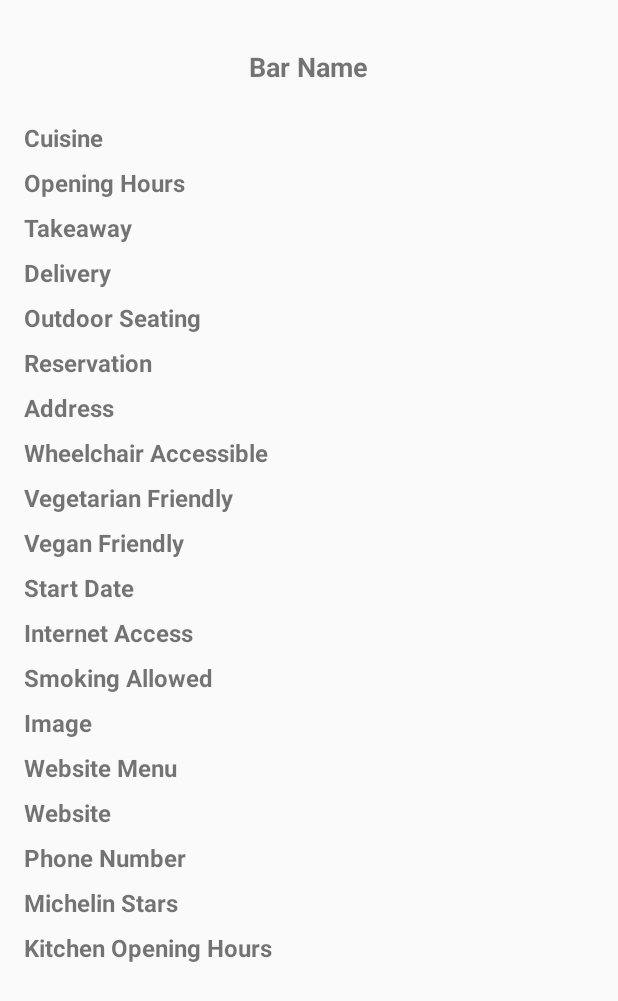
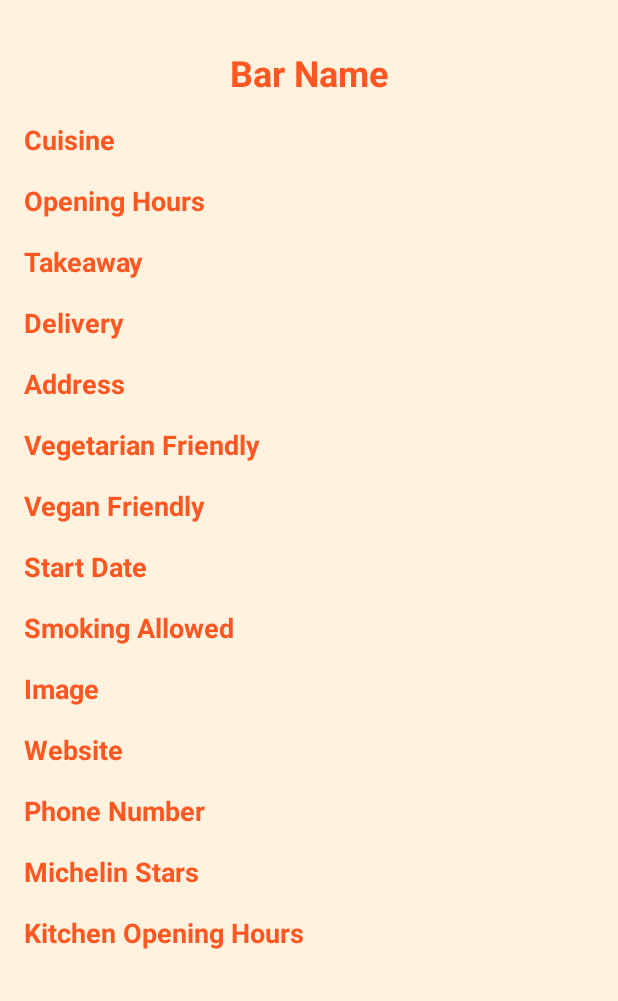
Before and after one commit to Yushetf/Proyecto_MAD, an Android app: the BarDetailsActivity screen opened directly, with no data from a screen before it, on a phone screen of 412 x 824 dp. Shown: the top 1001 px of the screen. Run offline under Robolectric (Android 15) with nearby library versions, the phone set to English and light mode, and no system bars.

Commit message:
Fiexed Firebase authentication and added activity bar details and new Style

```diff
--- a/app/src/main/java/es/proyectoMad/OpenStreetMapActivity.kt
+++ b/app/src/main/java/es/proyectoMad/OpenStreetMapActivity.kt
@@ -176,17 +176,12 @@ class OpenStreetMapActivity : AppCompatActivity() {
                                     openingHours = openingHours,
                                     takeaway = false, // No se proporciona en la respuesta de la API
                                     delivery = delivery,
-                                    outdoorSeating = outdoorSeating,
-                                    reservation = reservation,
                                     address = address,
-                                    wheelchairAccessible = wheelchairAccessible,
                                     vegetarianFriendly = false, // No se proporciona en la respuesta de la API
                                     veganFriendly = false, // No se proporciona en la respuesta de la API
                                     startDate = startDate,
-                                    internetAccess = internetAccess,
                                     smokingAllowed = smokingAllowed,
                                     image = image,
-                                    websiteMenu = websiteMenu,
                                     website = website,
                                     phoneNumber = phoneNumber,
                                     michelinStars = michelinStars,
--- a/app/src/main/res/layout/activity_bar_details.xml
+++ b/app/src/main/res/layout/activity_bar_details.xml
@@ -2,25 +2,28 @@
 <RelativeLayout xmlns:android="http://schemas.android.com/apk/res/android"
     android:layout_width="match_parent"
     android:layout_height="match_parent"
-    android:padding="16dp">
+    android:padding="16dp"
+    android:background="#FFF3E0">
 
     <TextView
         android:id="@+id/textViewBarName"
         android:layout_width="wrap_content"
         android:layout_height="wrap_content"
-        android:textSize="18sp"
+        android:textSize="24sp"
         android:textStyle="bold"
-        android:layout_marginBottom="8dp"
         android:layout_centerHorizontal="true"
         android:layout_marginTop="16dp"
+        android:textColor="#FF5722"
         android:text="Bar Name" />
 
+    <!-- Cuisine -->
     <TextView
         android:id="@+id/textViewCuisine"
         android:layout_width="wrap_content"
         android:layout_height="wrap_content"
-        android:textSize="16sp"
+        android:textSize="18sp"
         android:textStyle="bold"
+        android:textColor="#FF5722"
         android:layout_below="@id/textViewBarName"
         android:layout_marginTop="16dp"
         android:text="Cuisine" />
@@ -29,180 +32,158 @@
         android:id="@+id/textViewOpeningHours"
         android:layout_width="wrap_content"
         android:layout_height="wrap_content"
-        android:textSize="16sp"
+        android:textSize="18sp"
         android:textStyle="bold"
+        android:textColor="#FF5722"
         android:layout_below="@id/textViewCuisine"
-        android:layout_marginTop="8dp"
+        android:layout_marginTop="16dp"
         android:text="Opening Hours" />
 
+    <!-- Double space -->
+    <Space
+        android:layout_width="match_parent"
+        android:layout_height="16dp"
+        android:layout_below="@id/textViewOpeningHours" />
+
+    <!-- Takeaway -->
     <TextView
         android:id="@+id/textViewTakeaway"
         android:layout_width="wrap_content"
         android:layout_height="wrap_content"
-        android:textSize="16sp"
+        android:textSize="18sp"
         android:textStyle="bold"
+        android:textColor="#FF5722"
         android:layout_below="@id/textViewOpeningHours"
-        android:layout_marginTop="8dp"
+        android:layout_marginTop="16dp"
         android:text="Takeaway" />
 
     <TextView
         android:id="@+id/textViewDelivery"
         android:layout_width="wrap_content"
         android:layout_height="wrap_content"
-        android:textSize="16sp"
+        android:textSize="18sp"
         android:textStyle="bold"
+        android:textColor="#FF5722"
         android:layout_below="@id/textViewTakeaway"
-        android:layout_marginTop="8dp"
+        android:layout_marginTop="16dp"
         android:text="Delivery" />
 
-    <TextView
-        android:id="@+id/textViewOutdoorSeating"
-        android:layout_width="wrap_content"
-        android:layout_height="wrap_content"
-        android:textSize="16sp"
-        android:textStyle="bold"
-        android:layout_below="@id/textViewDelivery"
-        android:layout_marginTop="8dp"
-        android:text="Outdoor Seating" />
-
-    <TextView
-        android:id="@+id/textViewReservation"
-        android:layout_width="wrap_content"
-        android:layout_height="wrap_content"
-        android:textSize="16sp"
-        android:textStyle="bold"
-        android:layout_below="@id/textViewOutdoorSeating"
-        android:layout_marginTop="8dp"
-        android:text="Reservation" />
-
+    <!-- Address -->
     <TextView
         android:id="@+id/textViewAddress"
         android:layout_width="wrap_content"
         android:layout_height="wrap_content"
-        android:textSize="16sp"
+        android:textSize="18sp"
         android:textStyle="bold"
-        android:layout_below="@id/textViewReservation"
-        android:layout_marginTop="8dp"
+        android:textColor="#FF5722"
+        android:layout_below="@id/textViewDelivery"
+        android:layout_marginTop="16dp"
         android:text="Address" />
-
-    <TextView
-        android:id="@+id/textViewWheelchairAccessible"
-        android:layout_width="wrap_content"
-        android:layout_height="wrap_content"
-        android:textSize="16sp"
-        android:textStyle="bold"
-        android:layout_below="@id/textViewAddress"
-        android:layout_marginTop="8dp"
-        android:text="Wheelchair Accessible" />
 
     <TextView
         android:id="@+id/textViewVegetarianFriendly"
         android:layout_width="wrap_content"
         android:layout_height="wrap_content"
-        android:textSize="16sp"
+        android:textSize="18sp"
         android:textStyle="bold"
-        android:layout_below="@id/textViewWheelchairAccessible"
-        android:layout_marginTop="8dp"
+        android:textColor="#FF5722"
+        android:layout_below="@id/textViewAddress"
+        android:layout_marginTop="16dp"
         android:text="Vegetarian Friendly" />
 
+    <!-- Vegan Friendly -->
     <TextView
         android:id="@+id/textViewVeganFriendly"
         android:layout_width="wrap_content"
         android:layout_height="wrap_content"
-        android:textSize="16sp"
+        android:textSize="18sp"
         android:textStyle="bold"
+        android:textColor="#FF5722"
         android:layout_below="@id/textViewVegetarianFriendly"
-        android:layout_marginTop="8dp"
+        android:layout_marginTop="16dp"
         android:text="Vegan Friendly" />
 
+    <!-- Start Date -->
     <TextView
         android:id="@+id/textViewStartDate"
         android:layout_width="wrap_content"
         android:layout_height="wrap_content"
-        android:textSize="16sp"
+        android:textSize="18sp"
         android:textStyle="bold"
+        android:textColor="#FF5722"
         android:layout_below="@id/textViewVeganFriendly"
-        android:layout_marginTop="8dp"
+        android:layout_marginTop="16dp"
         android:text="Start Date" />
-
-    <TextView
-        android:id="@+id/textViewInternetAccess"
-        android:layout_width="wrap_content"
-        android:layout_height="wrap_content"
-        android:textSize="16sp"
-        android:textStyle="bold"
-        android:layout_below="@id/textViewStartDate"
-        android:layout_marginTop="8dp"
-        android:text="Internet Access" />
 
     <TextView
         android:id="@+id/textViewSmokingAllowed"
         android:layout_width="wrap_content"
         android:layout_height="wrap_content"
-        android:textSize="16sp"
+        android:textSize="18sp"
         android:textStyle="bold"
-        android:layout_below="@id/textViewInternetAccess"
-        android:layout_marginTop="8dp"
+        android:textColor="#FF5722"
+        android:layout_below="@id/textViewStartDate"
+        android:layout_marginTop="16dp"
         android:text="Smoking Allowed" />
 
+    <!-- Image -->
     <TextView
         android:id="@+id/textViewImage"
         android:layout_width="wrap_content"
         android:layout_height="wrap_content"
-        android:textSize="16sp"
+        android:textSize="18sp"
         android:textStyle="bold"
+        android:textColor="#FF5722"
         android:layout_below="@id/textViewSmokingAllowed"
-        android:layout_marginTop="8dp"
+        android:layout_marginTop="16dp"
         android:text="Image" />
 
-    <TextView
-        android:id="@+id/textViewWebsiteMenu"
-        android:layout_width="wrap_content"
-        android:layout_height="wrap_content"
-        android:textSize="16sp"
-        android:textStyle="bold"
-        android:layout_below="@id/textViewImage"
-        android:layout_marginTop="8dp"
-        android:text="Website Menu" />
-
+    <!-- Website -->
     <TextView
         android:id="@+id/textViewWebsite"
         android:layout_width="wrap_content"
         android:layout_height="wrap_content"
-        android:textSize="16sp"
+        android:textSize="18sp"
         android:textStyle="bold"
-        android:layout_below="@id/textViewWebsiteMenu"
-        android:layout_marginTop="8dp"
+        android:textColor="#FF5722"
+        android:layout_below="@id/textViewImage"
+        android:layout_marginTop="16dp"
         android:text="Website" />
 
+    <!-- Phone Number -->
     <TextView
         android:id="@+id/textViewPhoneNumber"
         android:layout_width="wrap_content"
         android:layout_height="wrap_content"
-        android:textSize="16sp"
+        android:textSize="18sp"
         android:textStyle="bold"
+        android:textColor="#FF5722"
         android:layout_below="@id/textViewWebsite"
-        android:layout_marginTop="8dp"
+        android:layout_marginTop="16dp"
         android:text="Phone Number" />
 
+    <!-- Michelin Stars -->
     <TextView
         android:id="@+id/textViewMichelinStars"
         android:layout_width="wrap_content"
         android:layout_height="wrap_content"
-        android:textSize="16sp"
+        android:textSize="18sp"
         android:textStyle="bold"
+        android:textColor="#FF5722"
         android:layout_below="@id/textViewPhoneNumber"
-        android:layout_marginTop="8dp"
+        android:layout_marginTop="16dp"
         android:text="Michelin Stars" />
 
+    <!-- Kitchen Opening Hours -->
     <TextView
         android:id="@+id/textViewKitchenOpeningHours"
         android:layout_width="wrap_content"
         android:layout_height="wrap_content"
-        android:textSize="16sp"
+        android:textSize="18sp"
         android:textStyle="bold"
+        android:textColor="#FF5722"
         android:layout_below="@id/textViewMichelinStars"
-        android:layout_marginTop="8dp"
+        android:layout_marginTop="16dp"
         android:text="Kitchen Opening Hours" />
 
 </RelativeLayout>
```
Also changed, not shown: app/src/main/java/es/proyectoMad/BarDetailsActivity.kt (+19 -21 lines), app/src/main/java/es/proyectoMad/SecondActivity.kt (+6 -2 lines), app/src/main/java/es/proyectoMad/persistence/room/BarEntity.kt (+1 -16 lines), app/src/main/res/layout/activity_main.xml (+7 -2 lines), app/src/main/res/layout/activity_second.xml (+15 -13 lines).
